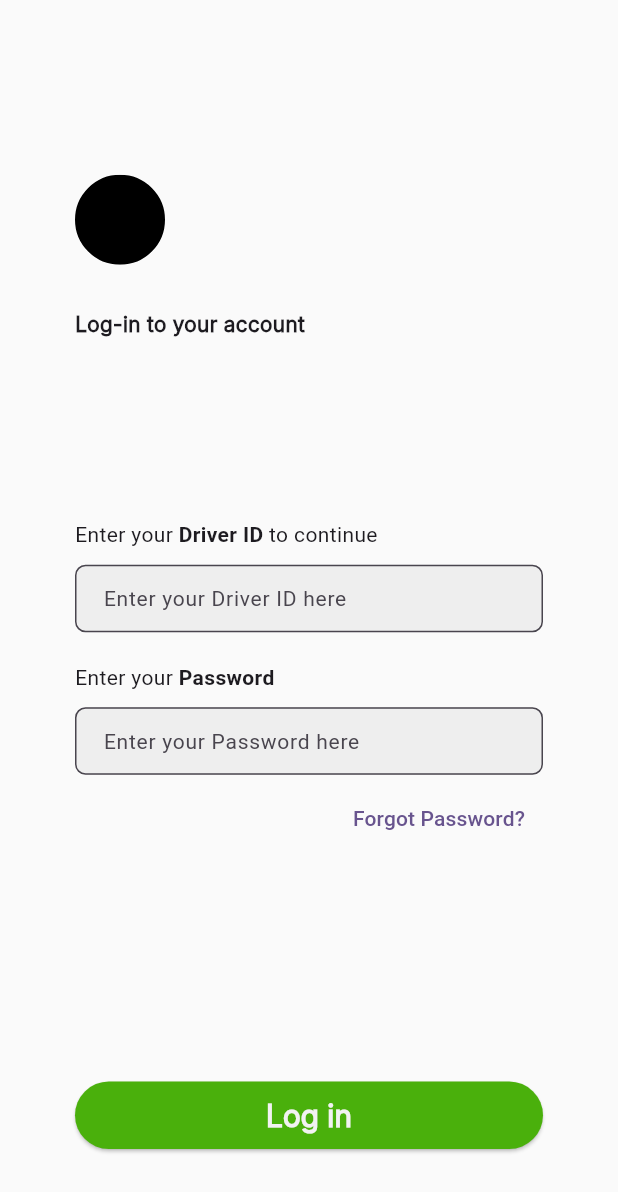
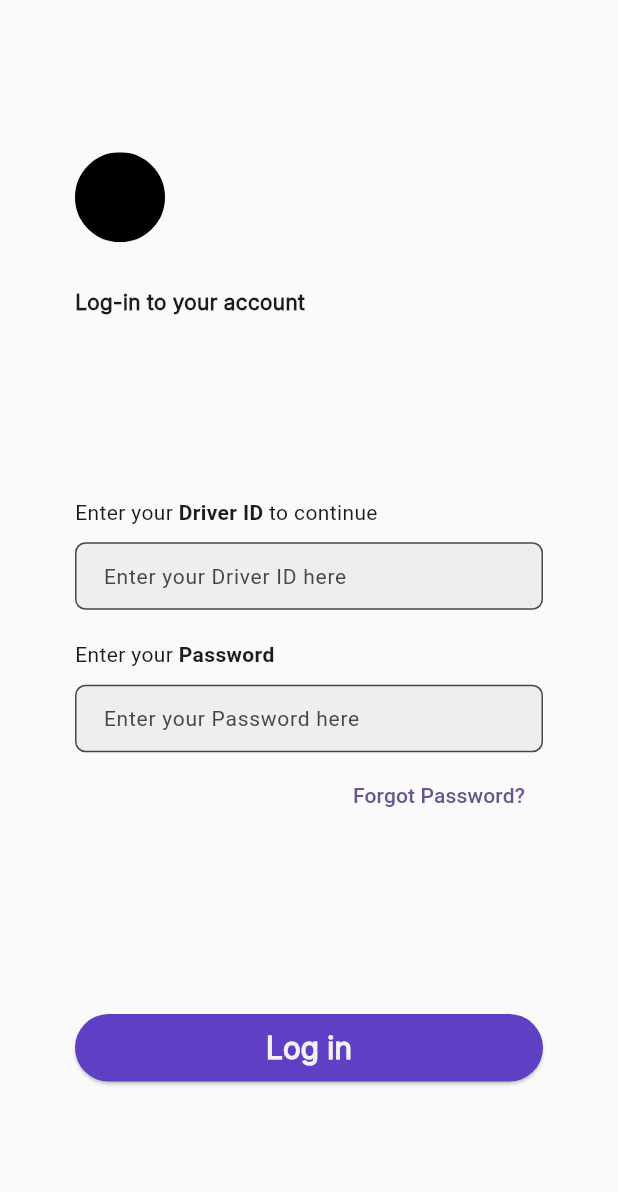
Before and after one commit to heimin22/pasada_driver_side, a Flutter app: the screen it shows after launch, after a tap on "Log in", on a phone screen of 412 x 824 dp. Shown: the top 1192 px of the screen. Run offline on Flutter 3.47's test engine with Material 3 defaults, Android fonts, the phone set to English and light mode, and no system bars; our stand-ins replace flutter_svg.

Commit message:
added flex and initial class for home page

```diff
--- a/lib/login.dart
+++ b/lib/login.dart
@@ -20,7 +20,7 @@ class LogIn extends StatelessWidget {
               //HEADER
               Container(
                 alignment: Alignment.centerLeft,
-                margin: const EdgeInsets.only(top: 60),
+                // margin: const EdgeInsets.only(top: 60),
                 width: 60,
                 height: 60,
                 child: SvgPicture.asset('assets/svg/Ellipse.svg'),
@@ -36,7 +36,7 @@ class LogIn extends StatelessWidget {
                 ),
               ),
 
-              //ENTER DRIVER ID PART
+              //DRIVER ID PART
               Container(
                 margin: const EdgeInsets.only(top: 120),
                 child: Column(
@@ -82,6 +82,8 @@ class LogIn extends StatelessWidget {
                   ],
                 ),
               ),
+
+              //PASSWORD PART
               Container(
                 margin: const EdgeInsets.only(top: 20),
                 child: Column(
@@ -141,15 +143,15 @@ class LogIn extends StatelessWidget {
                 ),
               ),
 
-              Container(
-              margin: const EdgeInsets.only(top: 150),
+              //LOG IN BUTTON
+              Flexible(
+                child: Container(
+                  margin: const EdgeInsets.only(top: 120),
                   width: double.infinity,
                   child: ElevatedButton(
-                onPressed: () {
-
-                },
+                    onPressed: () {},
                     style: ElevatedButton.styleFrom(
-                  backgroundColor: const Color(0xFF4AB00C),
+                      backgroundColor: const Color(0xFF5F3FC4),
                       minimumSize: const Size(240, 45),
                       shadowColor: Colors.black,
                     ),
@@ -164,7 +166,7 @@ class LogIn extends StatelessWidget {
                     ),
                   ),
                 ),
-
+              ),
             ],
           ),
         ),
--- a/lib/main.dart
+++ b/lib/main.dart
@@ -76,8 +76,8 @@ class _MyHomePageState extends State<MyHomePage> {
                     MaterialPageRoute(builder: (context) => const LogIn()),
                   );
                 },
-                  style: ElevatedButton.styleFrom(
-                  backgroundColor: const Color(0xFF4AB00C),
+                style: ElevatedButton.styleFrom(
+                  backgroundColor: const Color(0xFF5F3FC4),
                   minimumSize: const Size(240, 45),
                   shadowColor: Colors.black,
                 ),
```
Also changed, not shown: lib/homepage.dart (added, +18 -0 lines). Lines whose indentation alone changed are shown as unchanged.
